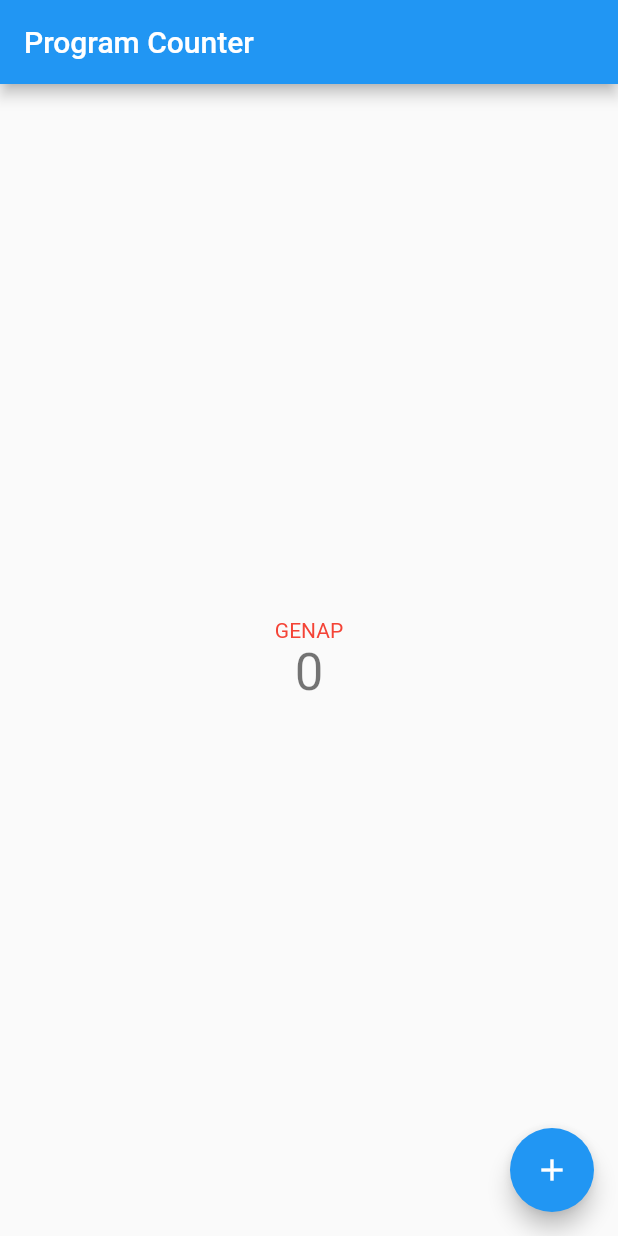
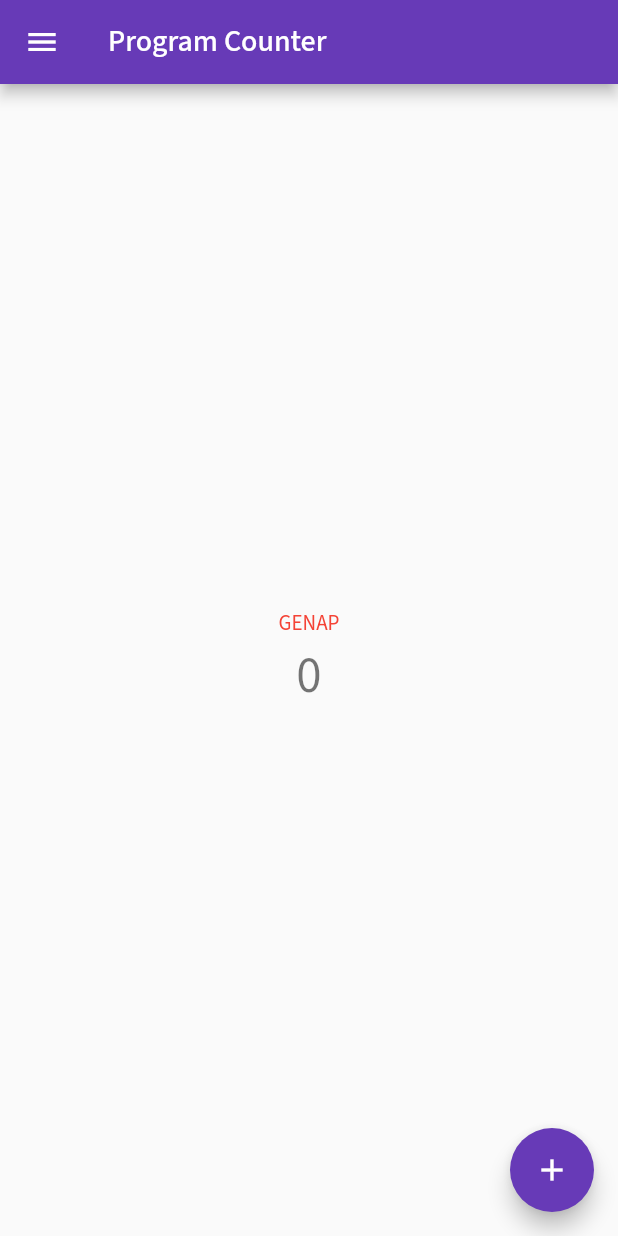
Before and after one commit to rafialyfarrel/pbp-flutter-lab, a Flutter app: the screen it shows after launch, on a phone screen of 412 x 824 dp. Run offline on Flutter 3.47's test engine with Material 2 defaults, Android fonts, the phone set to English and light mode, and no system bars; our stand-ins replace dropdown_button2, google_fonts.

```diff
--- a/analysis_options.yaml
+++ b/analysis_options.yaml
@@ -23,7 +23,8 @@ linter:
   # producing the lint.
   rules:
     # avoid_print: false  # Uncomment to disable the `avoid_print` rule
-    # prefer_single_quotes: true  # Uncomment to enable the `prefer_single_quotes` rule
+    prefer_single_quotes: true  # Uncomment to enable the `prefer_single_quotes` rule
+    require_trailing_commas: true
 
 # Additional information about this file can be found at
 # https://dart.dev/guides/language/analysis-options
--- /dev/null
+++ b/lib/globals.dart
@@ -0,0 +1,4 @@
+library counter_7.globals;
+import 'package:counter_7/budgetmodels.dart';
+
+List<Budget> budgets = [];
--- /dev/null
+++ b/lib/homepage.dart
@@ -0,0 +1,81 @@
+import 'package:counter_7/drawer.dart';
+import 'package:flutter/material.dart';
+
+class MyHomePage extends StatefulWidget {
+  const MyHomePage({super.key, required this.title});
+
+  final String title;
+
+  @override
+  State<MyHomePage> createState() => _MyHomePageState();
+}
+
+class _MyHomePageState extends State<MyHomePage> {
+  int _counter = 0;
+
+  void _incrementCounter() {
+    setState(() {
+      _counter++;
+    });
+  }
+
+  void _decrementCounter() {
+    setState(() {
+      _counter--;
+    });
+  }
+
+  @override
+  Widget build(BuildContext context) {
+    return Scaffold(
+      appBar: AppBar(
+        title: Text(widget.title),
+      ),
+      drawer: const DrawerApp(),
+      body: Center(
+        child: Column(
+          mainAxisAlignment: MainAxisAlignment.center,
+          children: <Widget>[
+            _counter % 2 == 1
+                ? const Text(
+                    'GANJIL',
+                    style: TextStyle(color: Colors.blue),
+                  )
+                : const Text(
+                    'GENAP',
+                    style: TextStyle(color: Colors.red),
+                  ),
+            Text(
+              '$_counter',
+              style: Theme.of(context).textTheme.headlineMedium,
+            ),
+          ],
+        ),
+      ),
+      floatingActionButton: Row(
+        mainAxisAlignment: MainAxisAlignment.spaceBetween,
+        children: [
+          Container(
+            alignment: Alignment.bottomLeft,
+            margin: const EdgeInsets.only(left: 33),
+            child: _counter != 0
+                ? FloatingActionButton(
+                    onPressed: _decrementCounter,
+                    tooltip: 'Decrement',
+                    child: const Icon(Icons.remove),
+                  )
+                : null,
+          ),
+          Align(
+            alignment: Alignment.bottomRight,
+            child: FloatingActionButton(
+              onPressed: _incrementCounter,
+              tooltip: 'Increment',
+              child: const Icon(Icons.add),
+            ),
+          ),
+        ],
+      ),
+    );
+  }
+}
--- a/lib/main.dart
+++ b/lib/main.dart
@@ -1,4 +1,6 @@
+import 'package:counter_7/homepage.dart';
 import 'package:flutter/material.dart';
+import 'package:google_fonts/google_fonts.dart';
 
 void main() {
   runApp(const MyApp());
@@ -12,89 +14,12 @@ class MyApp extends StatelessWidget {
     return MaterialApp(
       title: 'Program Counter',
       theme: ThemeData(
-        primarySwatch: Colors.blue,
+        textTheme: GoogleFonts.sourceSansProTextTheme(
+          Theme.of(context).textTheme,
+        ),
+        primarySwatch: Colors.deepPurple,
       ),
       home: const MyHomePage(title: 'Program Counter'),
     );
   }
 }
-
-class MyHomePage extends StatefulWidget {
-  const MyHomePage({super.key, required this.title});
-
-  final String title;
-
-  @override
-  State<MyHomePage> createState() => _MyHomePageState();
-}
-
-class _MyHomePageState extends State<MyHomePage> {
-  int _counter = 0;
-
-  void _incrementCounter() {
-    setState(() {
-      _counter++;
-    });
-  }
-
-  void _decrementCounter() {
-    setState(() {
-      _counter--;
-    });
-  }
-
-  @override
-  Widget build(BuildContext context) {
-    return Scaffold(
-      appBar: AppBar(
-        title: Text(widget.title),
-      ),
-      body: Center(
-        child: Column(
-          mainAxisAlignment: MainAxisAlignment.center,
-          children: <Widget>[
-            _counter % 2 == 1
-              ? const Text(
-                'GANJIL', style: TextStyle(color: Colors.blue),
-              )
-              : const Text(
-                'GENAP', style: TextStyle(color: Colors.red)
-              ),
-            Text(
-              '$_counter',
-              style: Theme.of(context).textTheme.headline4,
-            ),
-          ],
-        ),
-      ),
-
-      floatingActionButton: Row(
-        mainAxisAlignment: MainAxisAlignment.spaceBetween,
-        children: [
-
-          Container(
-            alignment: Alignment.bottomLeft,
-            margin: const EdgeInsets.only(left: 33),
-            child: _counter != 0
-              ? FloatingActionButton(
-                onPressed: _decrementCounter,
-                tooltip: 'Decrement',
-                child: const Icon(Icons.remove),
-                )
-              : null,
-          ),
-
-          Align(
-            alignment: Alignment.bottomRight,
-            child: FloatingActionButton(
-              onPressed: _incrementCounter,
-                tooltip: 'Increment',
-                child: const Icon(Icons.add),
-            ),
-          )
-
-        ]
-      ),
-    );
-  }
-}
```
Also changed, not shown: lib/addbudget.dart (added, +239 -0 lines), lib/budgetmodels.dart (added, +8 -0 lines), lib/databudget.dart (added, +81 -0 lines), lib/drawer.dart (added, +49 -0 lines), pubspec.yaml (+6 -5 lines), pubspec.lock, 1 other file.
